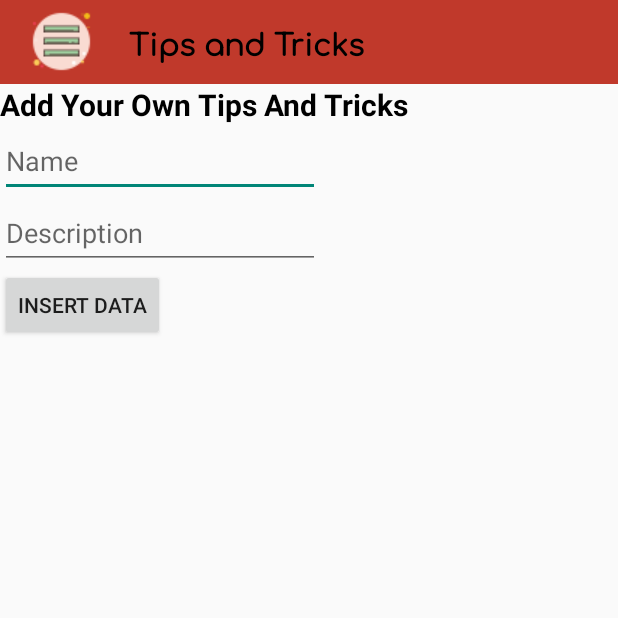
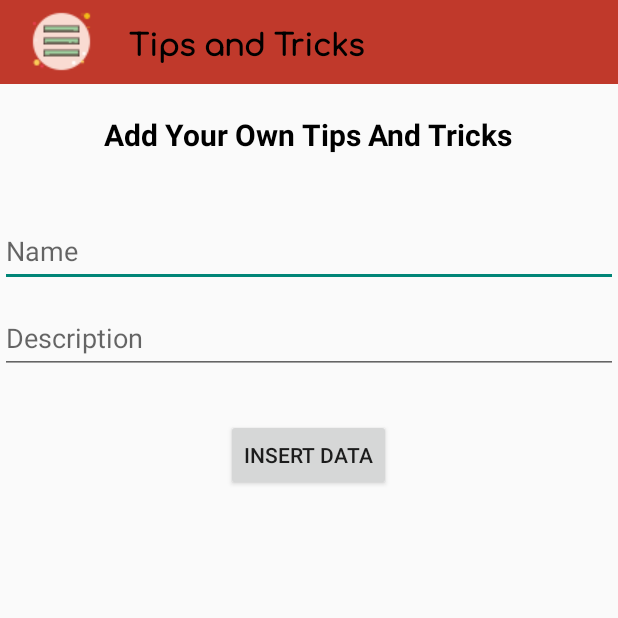
Before and after one commit to vishalmakhiijani/food-recipe-android-app, an Android app: the Insert_Data screen opened directly, with no data from a screen before it, on a phone screen of 412 x 824 dp, the top half of it. Run offline under Robolectric (Android 15) with nearby library versions, the light colour scheme and no system bars; our stand-ins replace Firebase (no records; nobody signed in at launch, a user with empty details on screens opened directly).

Commit message:
Fix: UI Issue

```diff
--- a/app/src/main/res/layout/activity_insert_data.xml
+++ b/app/src/main/res/layout/activity_insert_data.xml
@@ -55,6 +55,8 @@
             android:id="@+id/textView"
             android:layout_width="wrap_content"
             android:layout_height="wrap_content"
+            android:layout_gravity="center_horizontal"
+            android:layout_marginVertical="20dp"
             android:text="Add Your Own Tips And Tricks"
             android:textColor="@color/black"
             android:textSize="20dp"
@@ -68,8 +70,10 @@
 
         <EditText
             android:id="@+id/Edit_Text_Insert_data_Name"
-            android:layout_width="wrap_content"
+            android:layout_width="match_parent"
+            android:layout_marginTop="20dp"
             android:layout_height="wrap_content"
+            android:layout_gravity="center_horizontal"
             android:ems="10"
             android:hint="Name"
             android:inputType="text"
@@ -83,11 +87,13 @@
 
         <EditText
             android:id="@+id/Edit_Text_Insert_data_Desp"
-            android:layout_width="wrap_content"
+            android:layout_width="match_parent"
             android:layout_height="wrap_content"
+            android:layout_gravity="center_horizontal"
             android:ems="10"
+            android:layout_marginTop="10dp"
             android:hint="Description "
-            android:inputType="text"
+            android:inputType="textCapSentences|textMultiLine"
             android:minHeight="48dp"
             app:layout_constraintBottom_toTopOf="@+id/Button_Inert_Data"
             app:layout_constraintEnd_toEndOf="parent"
@@ -101,6 +107,8 @@
             android:layout_width="wrap_content"
             android:layout_height="wrap_content"
             android:text="Insert Data"
+            android:layout_marginTop="30dp"
+            android:layout_gravity="center_horizontal"
             app:layout_constraintBottom_toBottomOf="parent"
             app:layout_constraintEnd_toEndOf="parent"
             app:layout_constraintHorizontal_bias="0.5"
```
